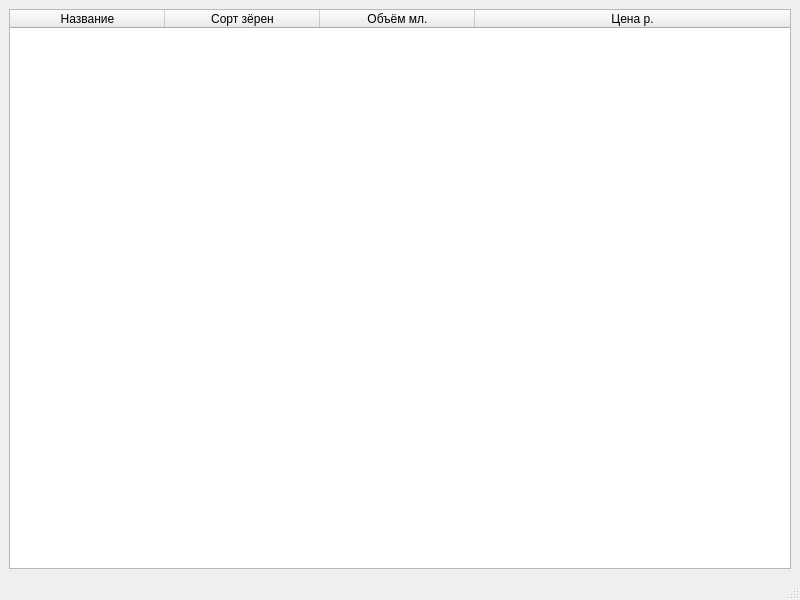
The window that main.ui (Pavel32-programister/Coffee) describes before a commit, drawn with Qt 5.
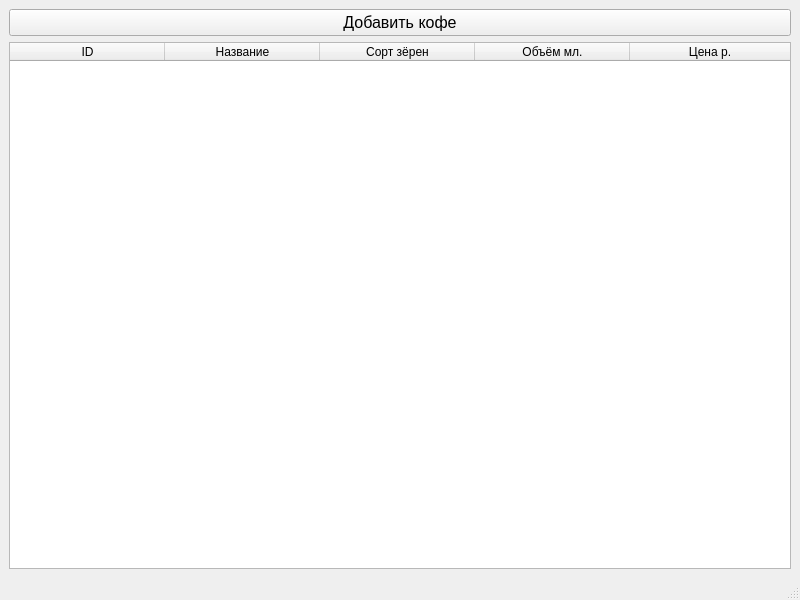
The same window after the commit.

Diff of the .ui file:
```diff
--- a/main.ui
+++ b/main.ui
@@ -15,7 +15,7 @@
   </property>
   <widget class="QWidget" name="centralwidget">
    <layout class="QGridLayout" name="gridLayout_2">
-    <item row="0" column="0">
+    <item row="1" column="0">
      <widget class="QTableWidget" name="Table">
       <attribute name="horizontalHeaderDefaultSectionSize">
        <number>155</number>
@@ -29,6 +29,11 @@
       <attribute name="verticalHeaderStretchLastSection">
        <bool>true</bool>
       </attribute>
+      <column>
+       <property name="text">
+        <string>ID</string>
+       </property>
+      </column>
       <column>
        <property name="text">
         <string>Название</string>
@@ -51,6 +56,18 @@
       </column>
      </widget>
     </item>
+    <item row="0" column="0">
+     <widget class="QPushButton" name="AddCoffee">
+      <property name="font">
+       <font>
+        <pointsize>12</pointsize>
+       </font>
+      </property>
+      <property name="text">
+       <string>Добавить кофе</string>
+      </property>
+     </widget>
+    </item>
    </layout>
   </widget>
   <widget class="QMenuBar" name="menubar">
```
Left out of the diff: 2 changed lines with no effect on the pictures.
